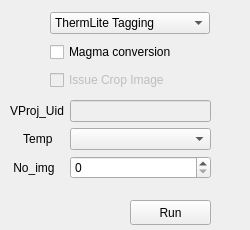
Before: the Qt Designer form windows/ImageTagging.ui in sensehawk/qgis_plugin, drawn with Qt 5.
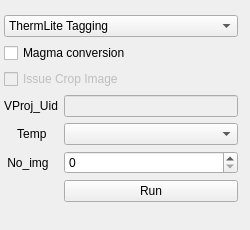
After: the same form once the commit is applied. Custom widgets are drawn as their Qt base class.

Patch:
```diff
--- a/windows/ImageTagging.ui
+++ b/windows/ImageTagging.ui
@@ -25,15 +25,20 @@
   <property name="windowTitle">
    <string>Form</string>
   </property>
-  <widget class="QWidget" name="layoutWidget">
-   <property name="geometry">
-    <rect>
-     <x>50</x>
-     <y>10</y>
-     <width>160</width>
-     <height>85</height>
-    </rect>
+  <layout class="QGridLayout" name="gridLayout">
+   <property name="sizeConstraint">
+    <enum>QLayout::SetDefaultConstraint</enum>
    </property>
+   <property name="leftMargin">
+    <number>4</number>
+   </property>
+   <property name="topMargin">
+    <number>15</number>
+   </property>
+   <property name="rightMargin">
+    <number>12</number>
+   </property>
+   <item row="0" column="0">
    <layout class="QVBoxLayout" name="verticalLayout">
     <item>
      <widget class="QComboBox" name="imagetaggingType">
@@ -87,30 +92,7 @@
       </property>
      </widget>
     </item>
-   </layout>
-  </widget>
-  <widget class="QPushButton" name="runButton">
-   <property name="geometry">
-    <rect>
-     <x>130</x>
-     <y>200</y>
-     <width>81</width>
-     <height>25</height>
-    </rect>
-   </property>
-   <property name="text">
-    <string>Run</string>
-   </property>
-  </widget>
-  <widget class="QWidget" name="layoutWidget_2">
-   <property name="geometry">
-    <rect>
-     <x>10</x>
-     <y>100</y>
-     <width>201</width>
-     <height>91</height>
-    </rect>
-   </property>
+     <item>
    <layout class="QFormLayout" name="formLayout">
     <item row="0" column="0">
      <widget class="QLabel" name="label_3">
@@ -162,8 +144,18 @@
     <item row="2" column="1">
      <widget class="QgsSpinBox" name="No_images"/>
     </item>
-   </layout>
-  </widget>
+       <item row="3" column="1">
+        <widget class="QPushButton" name="runButton">
+         <property name="text">
+          <string>Run</string>
+         </property>
+        </widget>
+       </item>
+      </layout>
+     </item>
+    </layout>
+   </item>
+  </layout>
  </widget>
  <customwidgets>
   <customwidget>
```
Lines whose indentation alone changed are shown as unchanged.
